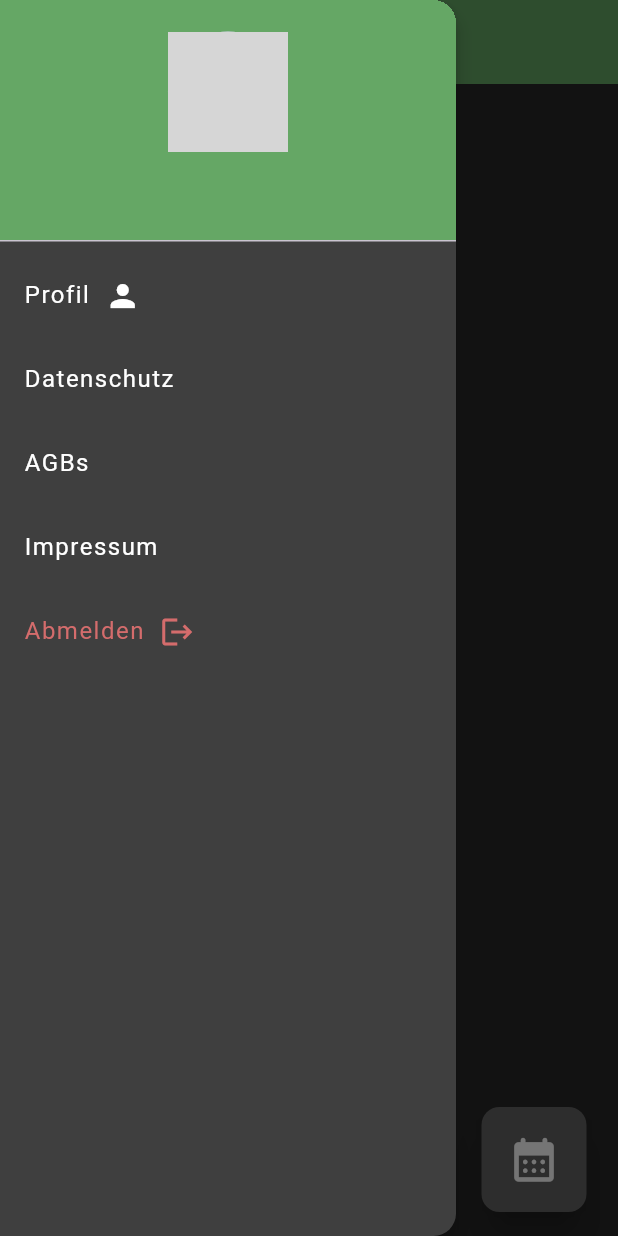
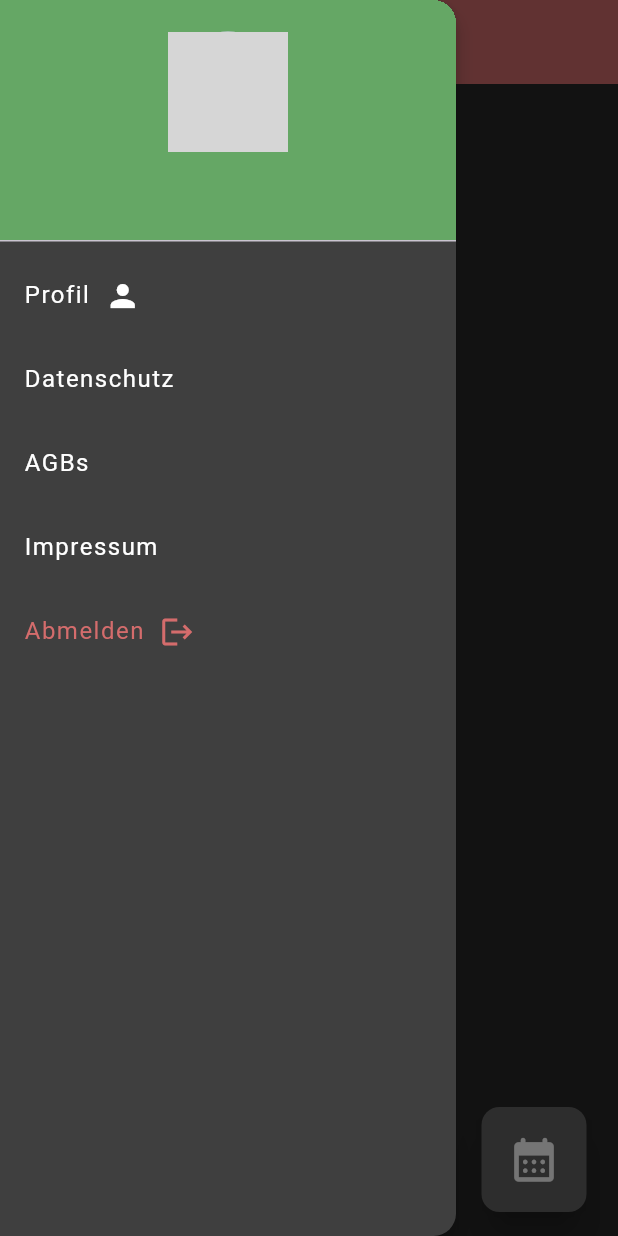
Before and after one commit to JonasBartlla/software_engineering_project_flutter, a Flutter app: the screen it shows once a user with an empty profile is signed in, with the side drawer open, on a phone screen of 412 x 824 dp. Run offline on Flutter 3.47's test engine with Material 3 defaults, Android fonts, the phone set to English and light mode, and no system bars; our stand-ins replace cloud_firestore, firebase_auth, firebase_core, firebase_messaging, firebase_storage, flutter_spinkit and 4 more; missing offline and left inert: dart:html, list_ext; accounts and stored records are empty; network calls fail; Roboto replaces fonts that are missing (Comfortaa); project files that could hold a hidden picture were left out; grey boxes are pictures that could not be loaded.

Commit message:
changed to test github pipeline

```diff
--- a/lib/pages/home/main_screens/home.dart
+++ b/lib/pages/home/main_screens/home.dart
@@ -143,7 +143,7 @@ class _HomeState extends State<Home> {
                 _scaffoldKey.currentState?.openDrawer();
               },
             ),
-            backgroundColor: AppColors.myCheckItGreen,
+            backgroundColor: AppColors.myDeleteColor,
             centerTitle: true,
             title: Text(
               'CheckIT',
```
